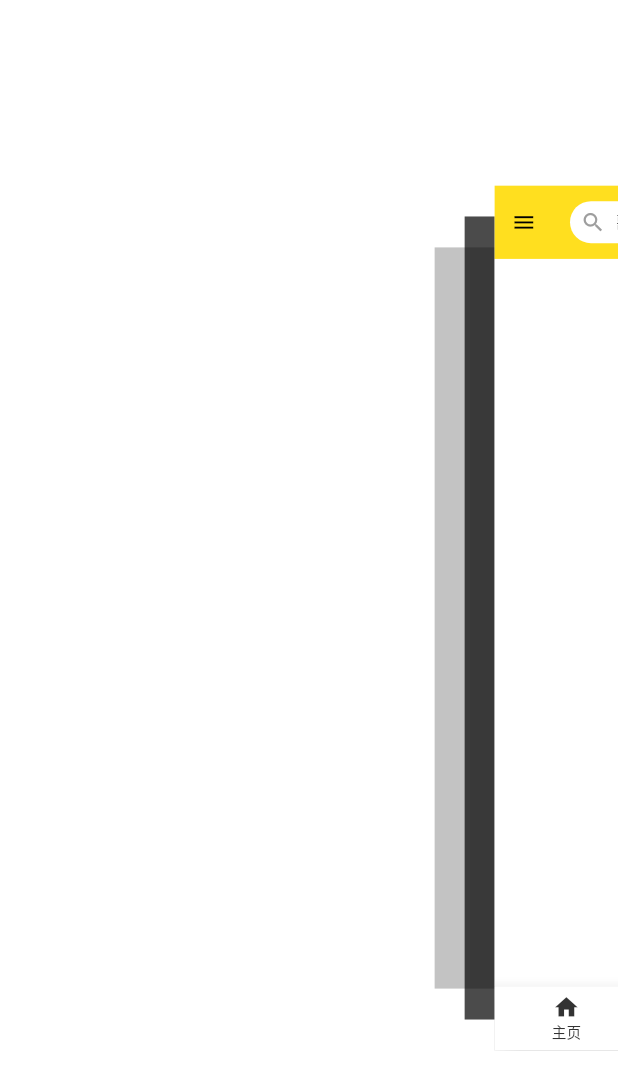
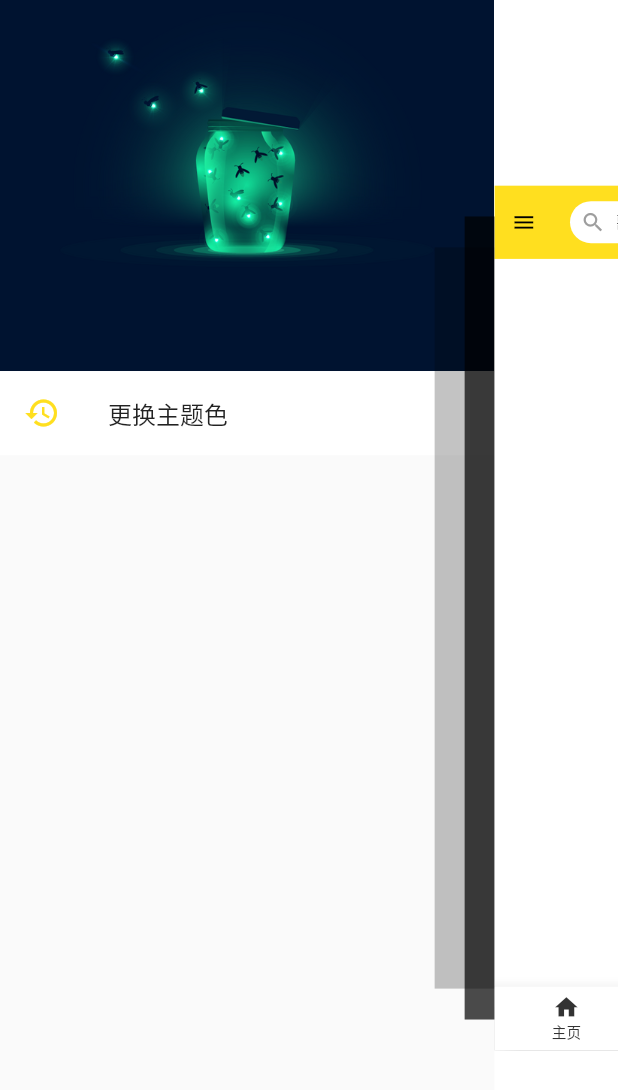
Before and after one commit to shenxingchao/flutter-kuwo-music, a Flutter app: the screen it shows after launch, after a tap on the "menu" icon, on a phone screen of 412 x 824 dp. Shown: the top 1090 px of the screen. Run offline on Flutter 3.47's test engine with Material 2 defaults, Android fonts, the phone set to English and light mode, and no system bars; drawn by our look-alikes of flutter_zoom_drawer; our stand-ins replace carousel_slider, dio, fluttertoast, get, get_storage; network calls fail; Roboto replaces fonts that are missing (PingFangSC).

Commit message:
[add]1.完成主题色更换页面

```diff
--- a/lib/router/router.dart
+++ b/lib/router/router.dart
@@ -1,5 +1,6 @@
 import 'package:get/get.dart';
 import '../tabbar.dart';
+import '../views/theme.dart';
 
 //抽离路由代码
 class Routers {
@@ -9,5 +10,9 @@ class Routers {
         name: '/',
         page: () => const TabbarComponent(),
         transition: Transition.rightToLeft),
+    GetPage(
+        name: '/theme',
+        page: () => const ThemeComponent(),
+        transition: Transition.rightToLeft),
   ];
 }
--- a/lib/tabbar.dart
+++ b/lib/tabbar.dart
@@ -1,5 +1,6 @@
 import 'package:flutter/material.dart';
 import 'package:flutter_zoom_drawer/flutter_zoom_drawer.dart';
+import 'package:get/get.dart';
 import './home.dart';
 import './component/input.dart';
 import './appbar.dart';
@@ -56,6 +57,43 @@ class _TabbarComponentState extends State<TabbarComponent> {
         width: MediaQuery.of(context).size.width * (0.8),
         height: MediaQuery.of(context).size.height,
         color: Colors.white,
+        child: Column(
+          crossAxisAlignment: CrossAxisAlignment.start,
+          mainAxisAlignment: MainAxisAlignment.start,
+          children: [
+            Image.asset(
+              'assets/images/drawer.png',
+              fit: BoxFit.fitWidth,
+            ),
+            Expanded(
+              child: MediaQuery.removePadding(
+                context: context,
+                removeTop: true,
+                child: Scaffold(
+                  body: ListView(
+                    //垂直列表 水平列表有滚动条哦
+                    scrollDirection: Axis.vertical,
+                    children: [
+                      ListTile(
+                        leading: Icon(
+                          Icons.history,
+                          color: Theme.of(context).colorScheme.primary,
+                        ),
+                        title: const Text('更换主题色'),
+                        tileColor: Colors.white,
+                        onTap: () {
+                          Get.toNamed(
+                            '/theme',
+                          );
+                        },
+                      ),
+                    ],
+                  ),
+                ),
+              ),
+            ),
+          ],
+        ),
       ),
       //主屏幕
       mainScreen: Scaffold(
```
Also changed, not shown: lib/views/theme.dart (added, +75 -0 lines), assets/images/drawer.png (added).
